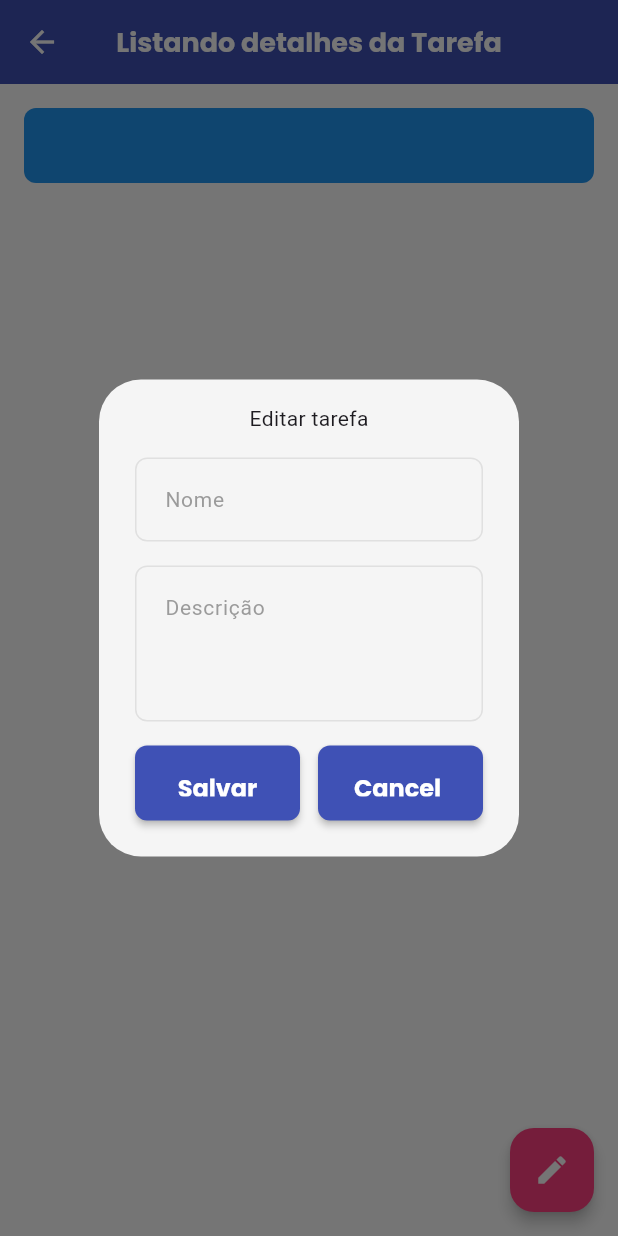
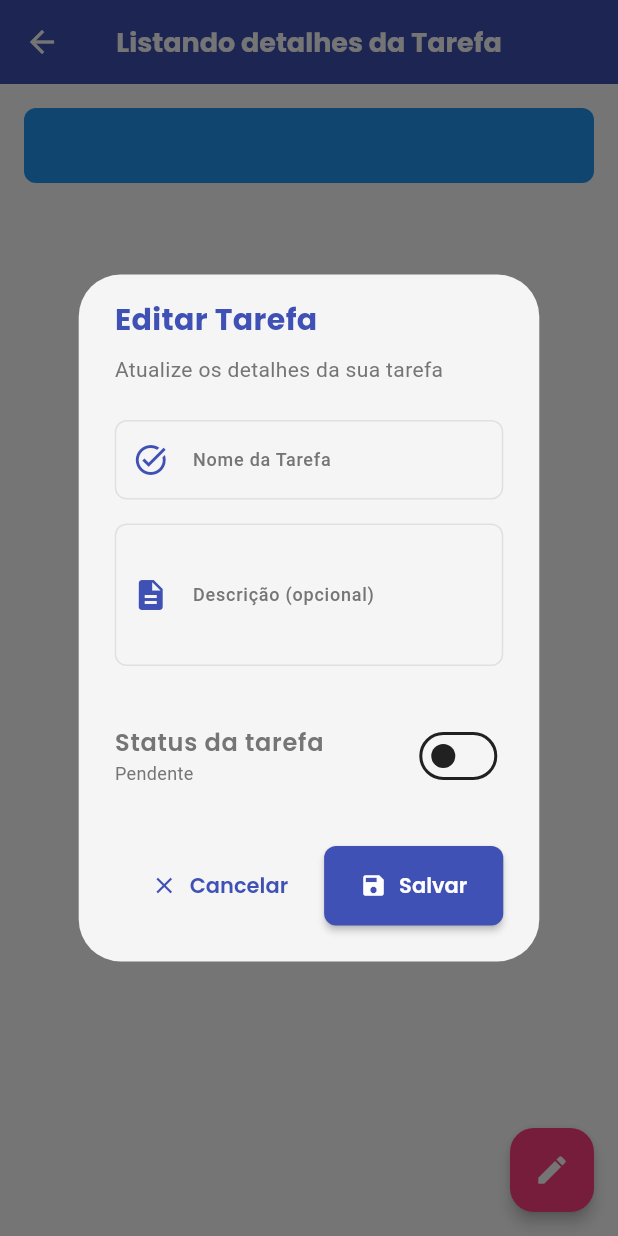
Before and after one commit to Barba2k2/lista_de_tarefas_tpc, a Flutter app: the TodoDetailsScreen screen opened directly with empty values, after a tap on the "edit" icon, on a phone screen of 412 x 824 dp. Run offline on Flutter 3.47's test engine with Material 3 defaults, Android fonts, the phone set to English and light mode, and no system bars; our stand-ins replace freezed_annotation, go_router, google_fonts, shared_preferences; accounts and stored records are empty.

Commit message:
Refatorar o widget EditTodoWidget para melhorar a experiência do usuário ao editar tarefas, incluindo a exibição de mensagens de sucesso e erro, além de otimizações na lógica de atualização de status e na estrutura do formulário.

```diff
--- a/lib/ui/todo_details/widget/edit_todo_widget.dart
+++ b/lib/ui/todo_details/widget/edit_todo_widget.dart
@@ -1,7 +1,13 @@
 import 'package:flutter/material.dart';
 import 'package:go_router/go_router.dart';
 
+import '../../../config/theme/app_colors.dart';
+import '../../../config/theme/app_dimensions.dart';
+import '../../../config/theme/app_text_styles.dart';
 import '../../../domain/models/todo.dart';
+import '../../../utils/result/result.dart';
+import '../../commom/widgets/app_action_button.dart';
+import '../../commom/widgets/app_status_switch.dart';
 import '../view_models/todo_details_view_model.dart';
 
 class EditTodoWidget extends StatefulWidget {
@@ -24,11 +30,20 @@ class _EditTodoWidgetState extends State<EditTodoWidget> {
   late final _descriptionEC = TextEditingController(
     text: widget.todo.description,
   );
+  bool _isSubmitting = false;
+  bool _wasStatusUpdateOnly = false;
+
+  late bool _isDone;
 
   @override
   void initState() {
+    super.initState();
+
+    _isDone = widget.todo.done;
+
     widget.todoDetailsViewModel.updateTodo.addListener(_onUpdateTodo);
-    super.initState();
+
+    widget.todoDetailsViewModel.addListener(_onTodoChanged);
   }
 
   @override
@@ -36,128 +51,183 @@ class _EditTodoWidgetState extends State<EditTodoWidget> {
     _nameEC.dispose();
     _descriptionEC.dispose();
     widget.todoDetailsViewModel.updateTodo.removeListener(_onUpdateTodo);
+    widget.todoDetailsViewModel.removeListener(_onTodoChanged);
     super.dispose();
+  }
+
+  void _onTodoChanged() {
+    if (mounted) {
+      if (widget.todoDetailsViewModel.todo.id == widget.todo.id) {
+        setState(() {
+          _isDone = widget.todoDetailsViewModel.todo.done;
+        });
+      }
+    }
   }
 
   void _onUpdateTodo() {
     final command = widget.todoDetailsViewModel.updateTodo;
     if (command.running) {
-      showDialog(
-        context: context,
-        barrierDismissible: false,
-        builder: (context) {
-          return AlertDialog(
-            content: IntrinsicHeight(
-              child: Center(
-                child: CircularProgressIndicator.adaptive(), //
-              ),
-            ),
-          );
-        },
-      );
+      setState(() {
+        _isSubmitting = true;
+      });
     } else {
+      setState(() {
+        _isSubmitting = false;
+      });
+
+      if (command.completed) {
+        if (command.result?.asOk.value != null) {
+          setState(() {
+            _isDone = command.result!.asOk.value.done;
+          });
+        }
+
+        if (!_wasStatusUpdateOnly) {
           context.pop();
-      if (command.completed) {
-        context.pop();
-        ScaffoldMessenger.of(context).showSnackBar(
-          SnackBar(
-            backgroundColor: Colors.green,
-            content: Text('Tarefa atualizada com sucesso'),
-          ),
-        );
         } else {
-        ScaffoldMessenger.of(context).showSnackBar(
-          SnackBar(
-            backgroundColor: Colors.red,
-            content: Text('Ocorreu um erro ao atualizar a tarefa'),
-          ),
-        );
+          _wasStatusUpdateOnly = false;
+        }
+
+        _showSuccessSnackBar('Tarefa atualizada com sucesso');
+      } else if (command.error) {
+        _showErrorSnackBar('Ocorreu um erro ao atualizar a tarefa');
       }
     }
   }
 
+  void _showSuccessSnackBar(String message) {
+    ScaffoldMessenger.of(context).showSnackBar(
+      SnackBar(
+        backgroundColor: AppColors.success,
+        behavior: SnackBarBehavior.floating,
+        margin: const EdgeInsets.all(AppDimensions.spacingM),
+        shape: RoundedRectangleBorder(
+          borderRadius: BorderRadius.circular(AppDimensions.borderRadiusM),
+        ),
+        duration: const Duration(seconds: 3),
+        content: Text(
+          message,
+          style: AppTextStyles.body.copyWith(color: AppColors.textLight),
+        ),
+      ),
+    );
+  }
+
+  void _showErrorSnackBar(String message) {
+    ScaffoldMessenger.of(context).showSnackBar(
+      SnackBar(
+        backgroundColor: AppColors.error,
+        behavior: SnackBarBehavior.floating,
+        margin: const EdgeInsets.all(AppDimensions.spacingM),
+        shape: RoundedRectangleBorder(
+          borderRadius: BorderRadius.circular(AppDimensions.borderRadiusM),
+        ),
+        duration: const Duration(seconds: 3),
+        content: Text(
+          message,
+          style: AppTextStyles.body.copyWith(color: AppColors.textLight),
+        ),
+      ),
+    );
+  }
+
   @override
   Widget build(BuildContext context) {
-    return IntrinsicHeight(
-      child: Form(
+    return Form(
       key: _formKey,
       child: Column(
-          spacing: 16,
+        mainAxisSize: MainAxisSize.min,
+        crossAxisAlignment: CrossAxisAlignment.start,
         children: [
-            Text('Editar tarefa'),
+          Text(
+            'Editar Tarefa',
+            style: AppTextStyles.title.copyWith(
+              color: AppColors.primary,
+              fontSize: 20,
+            ),
+          ),
+          const SizedBox(height: AppDimensions.spacingS),
+          Text(
+            'Atualize os detalhes da sua tarefa',
+            style: AppTextStyles.body.copyWith(color: AppColors.textSecondary),
+          ),
+          const SizedBox(height: AppDimensions.spacingL),
           TextFormField(
             controller: _nameEC,
-              decoration: InputDecoration(
-                hintText: 'Nome',
-                border: OutlineInputBorder(
-                  borderRadius: BorderRadius.circular(8),
+            decoration: const InputDecoration(
+              labelText: 'Nome da Tarefa',
+              prefixIcon: Icon(Icons.task_alt),
             ),
-              ),
+            style: AppTextStyles.inputText,
             validator: (value) {
-                if (value == '') {
+              if (value == null || value.trim().isEmpty) {
                 return 'Nome é obrigatório';
               }
               return null;
             },
           ),
+          const SizedBox(height: AppDimensions.spacingM),
           TextFormField(
+            controller: _descriptionEC,
+            decoration: const InputDecoration(
+              labelText: 'Descrição (opcional)',
+              prefixIcon: Icon(Icons.description),
+            ),
+            style: AppTextStyles.inputText,
             minLines: 3,
-              maxLines: null,
-              controller: _descriptionEC,
-              decoration: InputDecoration(
-                hintText: 'Descrição',
-                border: OutlineInputBorder(
-                  borderRadius: BorderRadius.circular(8),
+            maxLines: 5,
           ),
+          const SizedBox(height: AppDimensions.spacingL),
+
+          AppStatusSwitch(
+            title: 'Status da tarefa',
+            subtitle: _isDone ? 'Concluída' : 'Pendente',
+            value: _isDone,
+            onChanged: (value) {
+              setState(() {
+                _isDone = value;
+              });
+
+              _wasStatusUpdateOnly = true;
+
+              widget.todoDetailsViewModel.updateTodo.execute(
+                widget.todo.copyWith(done: value),
+              );
+            },
           ),
-            ),
+
+          const SizedBox(height: AppDimensions.spacingL),
           Row(
             mainAxisAlignment: MainAxisAlignment.spaceBetween,
             children: [
-                SizedBox(
-                  width: 110,
-                  height: 50,
-                  child: ElevatedButton(
+              AppActionButton.secondary(
+                label: 'Cancelar',
+                icon: Icons.close,
+                onPressed: _isSubmitting ? () {} : () => context.pop(),
+              ),
+              AppActionButton(
+                label: 'Salvar',
+                icon: Icons.save,
+                isLoading: _isSubmitting,
                 onPressed: () {
                   if (_formKey.currentState?.validate() == true) {
+                    _wasStatusUpdateOnly = false;
+
                     widget.todoDetailsViewModel.updateTodo.execute(
                       widget.todo.copyWith(
                         name: _nameEC.text,
                         description: _descriptionEC.text,
+                        done: _isDone,
                       ),
                     );
                   }
                 },
-                    child: Text(
-                      'Salvar',
-                      style: TextStyle(
-                        fontSize: 16,
-                        fontWeight: FontWeight.bold,
-                      ),
-                    ),
-                  ),
-                ),
-                SizedBox(
-                  width: 110,
-                  height: 50,
-                  child: ElevatedButton(
-                    onPressed: () {
-                      context.pop();
-                    },
-                    child: Text(
-                      'Cancelar',
-                      style: TextStyle(
-                        fontSize: 16,
-                        fontWeight: FontWeight.bold,
-                      ),
-                    ),
-                  ),
               ),
             ],
           ),
         ],
       ),
-      ),
     );
   }
 }
```
Lines whose indentation alone changed are shown as unchanged.
